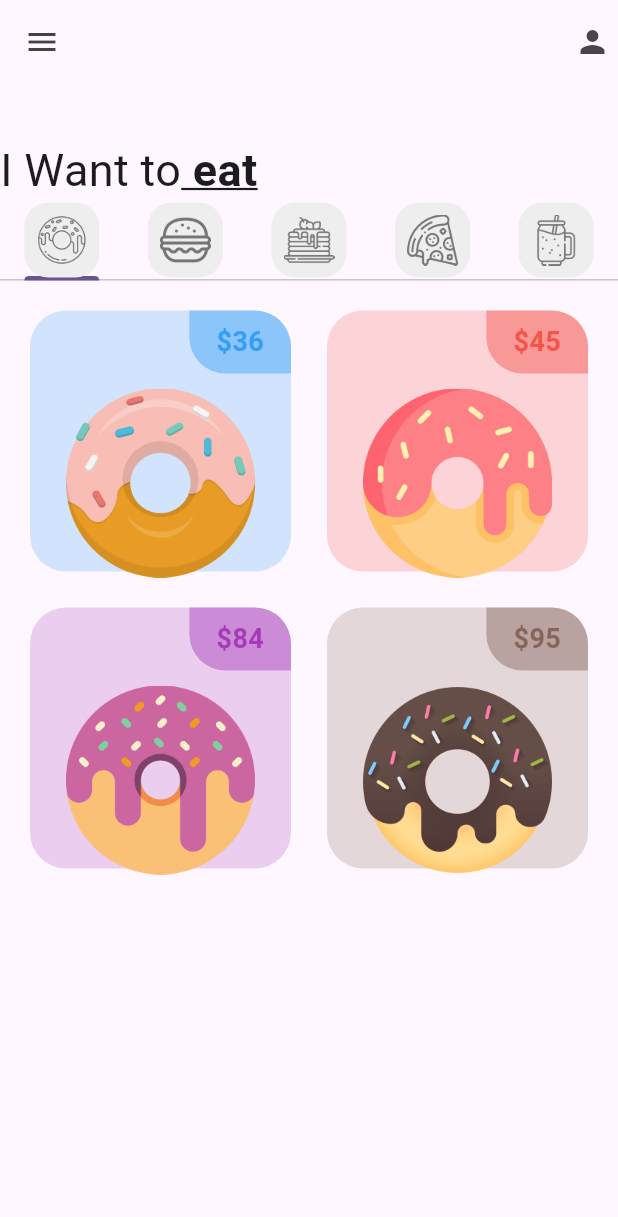
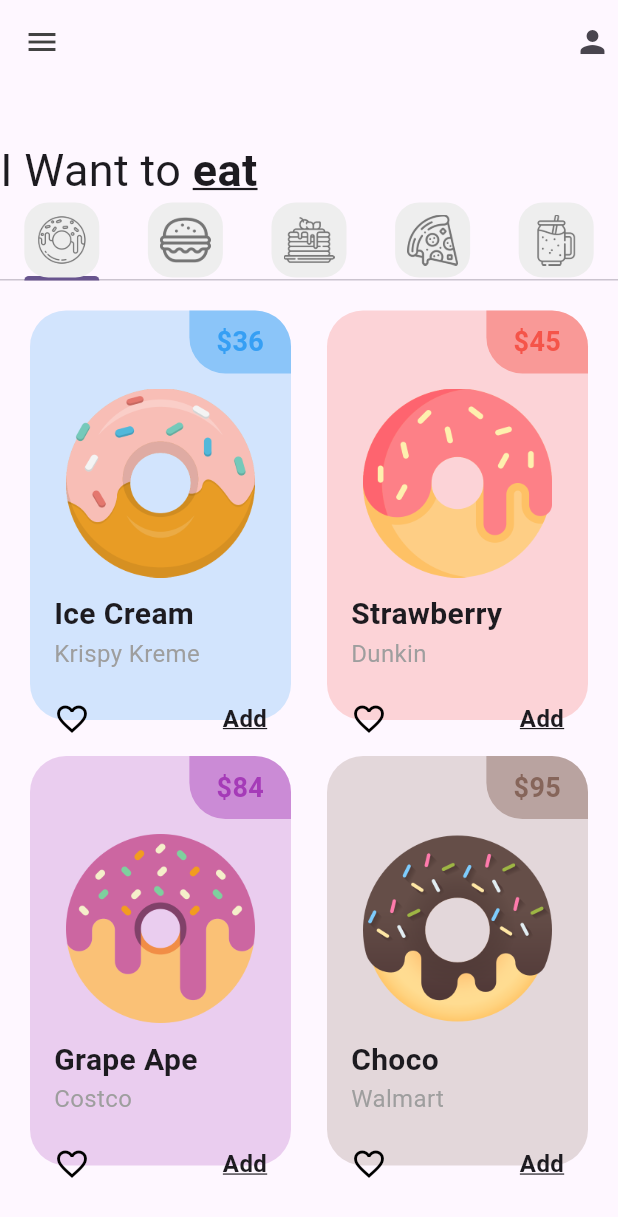
Before and after one commit to Luill823/donut_app_2b_illescas, a Flutter app: the screen it shows after launch, on a phone screen of 412 x 824 dp. Shown: the top 1217 px of the screen. Run offline on Flutter 3.47's test engine with Material 3 defaults, Android fonts, the phone set to English and light mode, and no system bars.

Commit message:
DonutTile Finished

```diff
--- a/lib/pages/home_page.dart
+++ b/lib/pages/home_page.dart
@@ -51,8 +51,8 @@ class _HomePageState extends State<HomePage> {
         Padding(padding: const EdgeInsets.symmetric(horizontal: 36, vertical: 18))
         ,Row(
           children: [
-            Text("I Want to", style: TextStyle( fontSize: 30 )),
-            Text(" eat", style: TextStyle(
+            Text("I Want to ", style: TextStyle( fontSize: 30 )),
+            Text("eat", style: TextStyle(
                fontSize: 30 ,
                fontWeight: FontWeight.bold,
                decoration: TextDecoration.underline))
--- a/lib/tabs/donut_tab.dart
+++ b/lib/tabs/donut_tab.dart
@@ -2,39 +2,35 @@ import 'package:donut_app_2b_illescas/utils/donut_tile.dart';
 import 'package:flutter/material.dart';
 
 class DonutTab extends StatelessWidget {
-
-  //Lista de donas
+  // Lista de donas
   final List donutsOnSale = [
-    //[donutFlavor, donutPrice, donutColor, imageName]
-    ["Ice Cream", "36", Colors.blue, "lib/images/icecream_donut.png"],
-    ["Strawberry", "45", Colors.red, "lib/images/strawberry_donut.png"],
-    ["Grape Ape", "84", Colors.purple, "lib/images/grape_donut.png"],
-    ["Choco", "95", Colors.brown, "lib/images/chocolate_donut.png"]
-
+    // [donutFlavor, donutStore, donutPrice, donutColor, imageName]
+    ["Ice Cream", "Krispy Kreme", "36", Colors.blue, "lib/images/icecream_donut.png"],
+    ["Strawberry", "Dunkin", "45", Colors.red, "lib/images/strawberry_donut.png"],
+    ["Grape Ape", "Costco", "84", Colors.purple, "lib/images/grape_donut.png"],
+    ["Choco", "Walmart", "95", Colors.brown, "lib/images/chocolate_donut.png"]
   ];
 
   DonutTab({super.key});
 
   @override
   Widget build(BuildContext context) {
-    //gridview para acomodar elementos en cuadrícula
     return GridView.builder(
-      //Elementos en nuestra lista
-      //Cuantos elementos tengo
       itemCount: donutsOnSale.length,
       padding: const EdgeInsets.all(8.0),
-      //Prepa 1: Organiza como distribuir
-      gridDelegate: SliverGridDelegateWithFixedCrossAxisCount(
-        //Número de columnas
-        crossAxisCount: 2),
+      gridDelegate: const SliverGridDelegateWithFixedCrossAxisCount(
+        crossAxisCount: 2, // Número de columnas
+        childAspectRatio: 1 / 1.5, // Relación de aspecto
+      ),
       itemBuilder: (context, index) {
         return DonutTile(
-        donutFlavour: donutsOnSale[index] [0],
-        donutPrice: donutsOnSale[index] [1],
-        donutColor: donutsOnSale[index] [2],
-        donutImage: donutsOnSale[index] [3],
+          donutFlavour: donutsOnSale[index][0],
+          donutStore: donutsOnSale[index][1], // Se mantiene el donutStore
+          donutPrice: donutsOnSale[index][2],
+          donutColor: donutsOnSale[index][3],
+          donutImage: donutsOnSale[index][4],
         );
-
-      });
+      },
+    );
   }
 }
--- a/lib/utils/donut_tile.dart
+++ b/lib/utils/donut_tile.dart
@@ -2,6 +2,7 @@ import 'package:flutter/material.dart';
 
 class DonutTile extends StatelessWidget {
   final String donutFlavour;
+  final String donutStore;
   final String donutPrice;
   final Color donutColor;
   final String donutImage;
@@ -9,6 +10,7 @@ class DonutTile extends StatelessWidget {
   const DonutTile({
     super.key,
     required this.donutFlavour,
+    required this.donutStore,
     required this.donutPrice,
     required this.donutColor,
     required this.donutImage,
@@ -24,6 +26,7 @@ class DonutTile extends StatelessWidget {
           borderRadius: BorderRadius.circular(24),
         ),
         child: Column(
+          crossAxisAlignment: CrossAxisAlignment.start,
           children: [
             // Price Tag
             Row(
@@ -54,6 +57,48 @@ class DonutTile extends StatelessWidget {
               padding: const EdgeInsets.symmetric(vertical: 10, horizontal: 24),
               child: Image.asset(donutImage),
             ),
+            // Donut Flavour
+            Padding(
+              padding: const EdgeInsets.symmetric(horizontal: 16),
+              child: Text(
+                donutFlavour,
+                style: const TextStyle(fontWeight: FontWeight.bold, fontSize: 20),
+              ),
+            ),
+            // Store Name
+            Padding(
+              padding: const EdgeInsets.symmetric(horizontal: 16),
+              child: Text(
+                donutStore,
+                style: const TextStyle(fontSize: 16, color: Colors.grey),
+              ),
+            ),
+            const SizedBox(height: 10),
+            // Favorite and Add button
+            Padding(
+              padding: const EdgeInsets.symmetric(horizontal: 16, vertical: 10),
+              child: Row(
+                mainAxisAlignment: MainAxisAlignment.spaceBetween,
+                children: [
+                  // Heart Icon
+                  const Icon(Icons.favorite_border, size: 24, color: Colors.black),
+                  // Add Text Button
+                  GestureDetector(
+                    onTap: () {
+                      // Acción al presionar "Add"
+                    },
+                    child: const Text(
+                      "Add",
+                      style: TextStyle(
+                        fontSize: 16,
+                        fontWeight: FontWeight.bold,
+                        decoration: TextDecoration.underline,
+                      ),
+                    ),
+                  ),
+                ],
+              ),
+            ),
           ],
         ),
       ),
```
